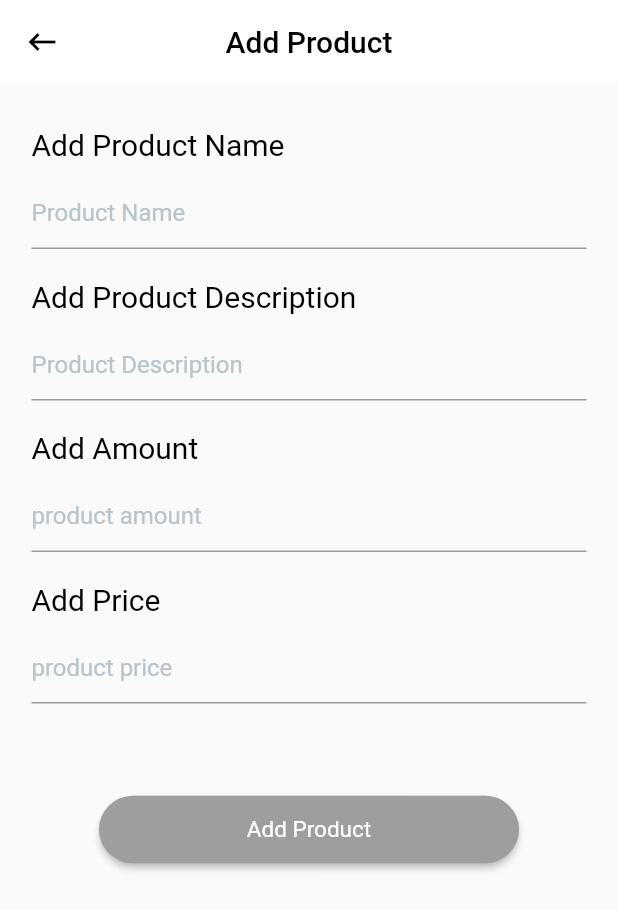
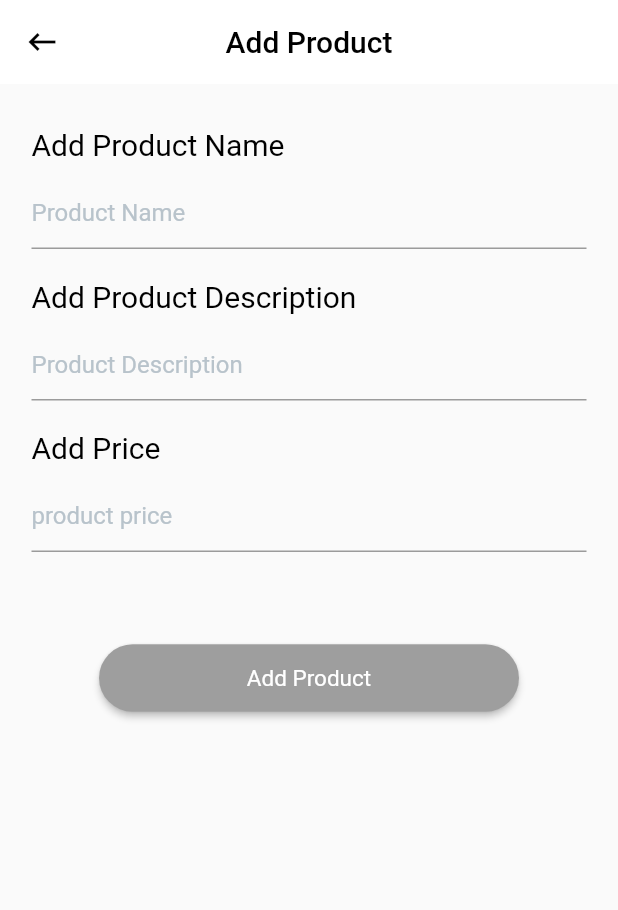
Before and after one commit to Nader15/ecommerce_admin, a Flutter app: the AddProduct screen opened directly with empty values, on a phone screen of 412 x 824 dp. Shown: the top 910 px of the screen. Run offline on Flutter 3.47's test engine with Material 2 defaults, Android fonts, the phone set to English and light mode, and no system bars; our stand-ins replace dio, dotted_border, image_picker, shared_preferences; missing offline and left inert: xs_progress_hud; accounts and stored records are empty; statements that could not run were skipped.

```diff
--- a/lib/ApiFunctions/Api.dart
+++ b/lib/ApiFunctions/Api.dart
@@ -75,13 +75,13 @@ class Api {
   }
 
   Future createProduct(GlobalKey<ScaffoldState> _scaffoldKey, String name,
-      String description, String amount, String price,int categoryId) async {
+      String description, String price,int categoryId) async {
     XsProgressHud.show(context);
     final String apiUrl = baseUrl + createProductLink;
     var data = {
       "name": name,
       "description": description,
-      "amount": amount,
+      "amount": "9999999",
       "price": price,
       "category_id": categoryId
     };
@@ -159,8 +159,8 @@ class Api {
       GlobalKey<ScaffoldState> _scaffoldKey, int categoryId) async {
     XsProgressHud.show(context);
     print("baseUrl::: ${baseUrl + createProducts + "${categoryId}"}");
-    final String completeUrl = baseUrl + products;
-    // final String completeUrl =  baseUrl + createProducts+"${categoryId}";
+    // final String completeUrl = baseUrl + products;
+    final String completeUrl =  baseUrl + createProducts+"${categoryId}";
 
     final response = await http.post(completeUrl,
         headers: {
--- a/lib/add_product.dart
+++ b/lib/add_product.dart
@@ -35,7 +35,7 @@ class _AddProductState extends State<AddProduct> {
 
   var name = TextEditingController();
   var description = TextEditingController();
-  var amount = TextEditingController();
+  // var amount = TextEditingController();
   var price = TextEditingController();
 
   @override
@@ -123,29 +123,29 @@ class _AddProductState extends State<AddProduct> {
                                   hintStyle: TextStyle(
                                       color: Color(0xffb8c3cb))),
                             ),),
-                          SizedBox(height: 20),
-                          Text(
-                            "Add Amount",
-                            style:
-                            TextStyle(color: Colors.black,fontSize: 20,),
-                          ),
-                          SizedBox(height: 10),
-                          SizedBox(
-                            width:
-                            MediaQuery.of(context).size.width ,
-                            child: TextFormField(
-                              style: TextStyle(color: blackColor),
-                              cursorColor: primaryAppColor,
-                              controller: amount,
-                              keyboardType: TextInputType.number,
-                              validator: validateAmount,
-                              decoration: InputDecoration(
-                                  fillColor:
-                                  Colors.grey,
-                                  hintText: 'product amount',
-                                  hintStyle: TextStyle(
-                                      color: Color(0xffb8c3cb))),
-                            ),),
+                          // SizedBox(height: 20),
+                          // Text(
+                          //   "Add Amount",
+                          //   style:
+                          //   TextStyle(color: Colors.black,fontSize: 20,),
+                          // ),
+                          // SizedBox(height: 10),
+                          // SizedBox(
+                          //   width:
+                          //   MediaQuery.of(context).size.width ,
+                          //   child: TextFormField(
+                          //     style: TextStyle(color: blackColor),
+                          //     cursorColor: primaryAppColor,
+                          //     controller: amount,
+                          //     keyboardType: TextInputType.number,
+                          //     validator: validateAmount,
+                          //     decoration: InputDecoration(
+                          //         fillColor:
+                          //         Colors.grey,
+                          //         hintText: 'product amount',
+                          //         hintStyle: TextStyle(
+                          //             color: Color(0xffb8c3cb))),
+                          //   ),),
                           SizedBox(height: 20),
                           Text(
                             "Add Price",
@@ -195,7 +195,7 @@ class _AddProductState extends State<AddProduct> {
                               _validateInputs();
                               if (formKey.currentState.validate()) {
                                 Api(context)
-                                    .createProduct(_scaffoldKey,name.text,description.text,amount.text,price.text,widget.categoryId)
+                                    .createProduct(_scaffoldKey,name.text,description.text,price.text,widget.categoryId)
                                     .then((value) {
                                   navigateAndClearStack(context, Categories());
                                 });
```
Also changed, not shown: 20 other files.
